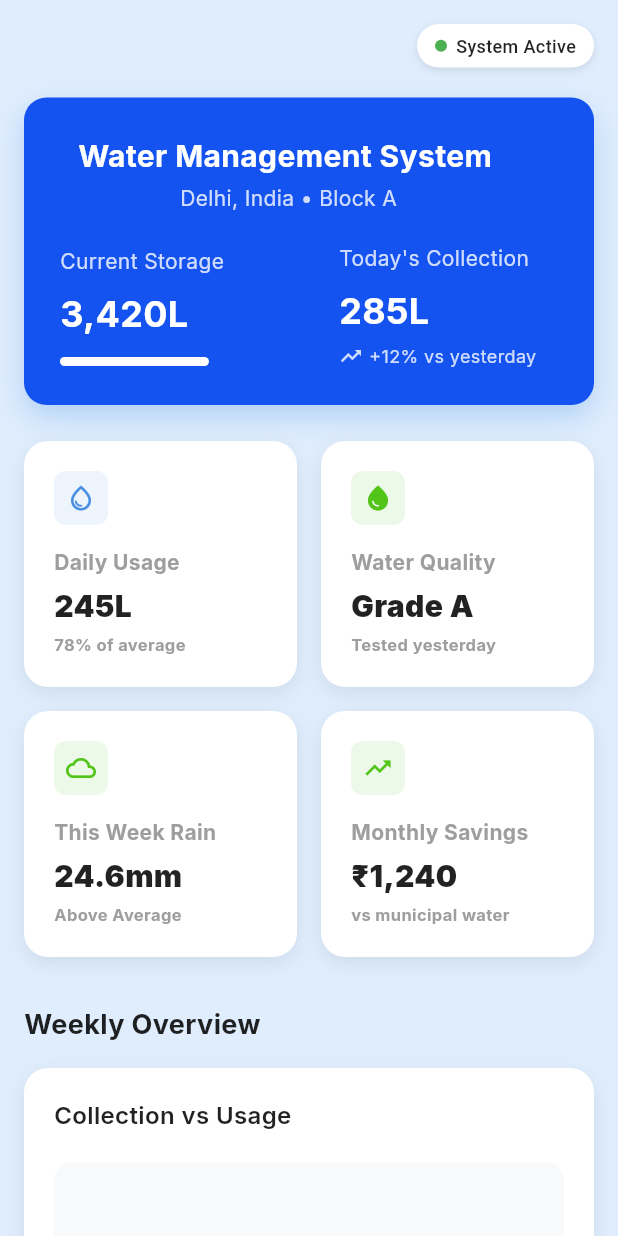
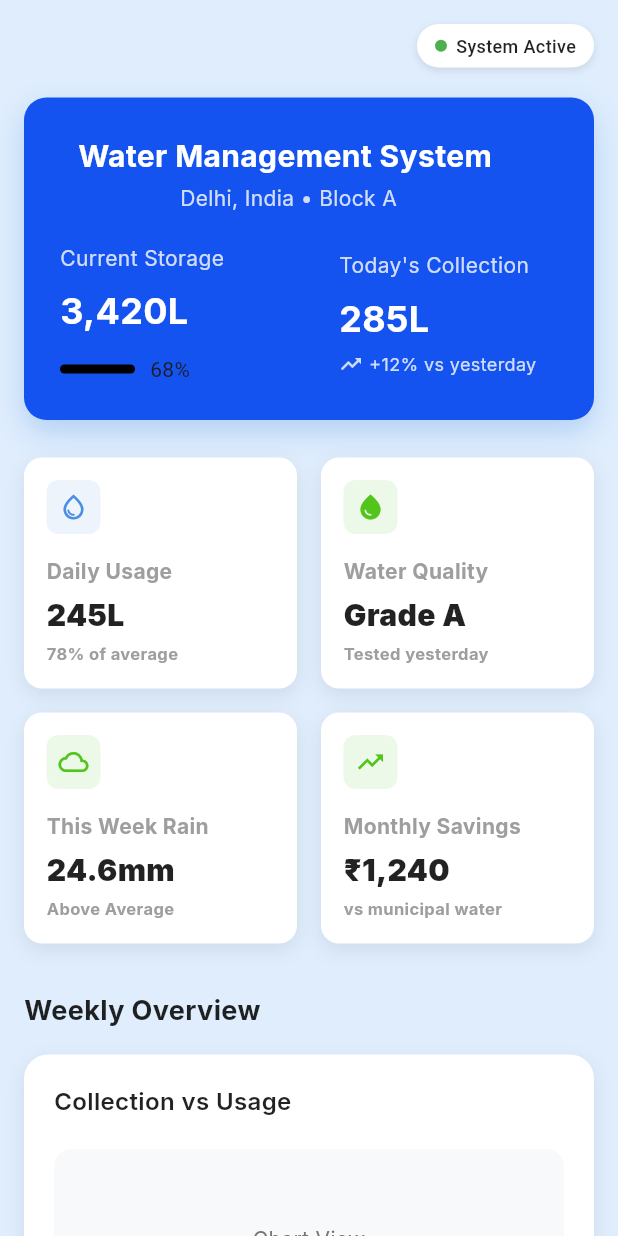
Before and after one commit to dhruvgoel3/Barkha.AI, a Flutter app: the screen it shows after launch, on a phone screen of 412 x 824 dp. Run offline on Flutter 3.47's test engine with Material 3 defaults, Android fonts, the phone set to English and light mode, and no system bars; our stand-ins replace google_fonts.

Commit message:
Starting with Barkha.AI

```diff
--- a/lib/view/report_screen.dart
+++ b/lib/view/report_screen.dart
@@ -129,22 +129,20 @@ class ReportScreen extends StatelessWidget {
                               ),
                               SizedBox(height: 12),
                               // Progress bar
-                              Container(
-                                height: 6,
-                                decoration: BoxDecoration(
-                                  color: Colors.white.withOpacity(0.3),
-                                  borderRadius: BorderRadius.circular(3),
-                                ),
-                                child: FractionallySizedBox(
-                                  alignment: Alignment.centerLeft,
-                                  widthFactor: 0.68,
-                                  child: Container(
+                              Row(
+                                children: [
+                                  Container(
+                                    height: 6,
+                                    width: 50,
                                     decoration: BoxDecoration(
-                                      color: Colors.white,
+                                      color: Colors.black,
                                       borderRadius: BorderRadius.circular(3),
                                     ),
                                   ),
-                                ),
+                                  SizedBox(width: 10,),
+                                  Text("68%")
+
+                                ],
                               ),
                             ],
                           ),
@@ -200,7 +198,7 @@ class ReportScreen extends StatelessWidget {
                 ),
               ),
 
-              SizedBox(height: 24),
+              SizedBox(height: 25),
 
               // Stats grid
               Row(
@@ -325,11 +323,13 @@ class ReportScreen extends StatelessWidget {
         ),
       ),
       // bottomNavigationBar: Container(
+      //   height: 50,
+      //   width: 150,
       //   margin: EdgeInsets.all(20),
       //   padding: EdgeInsets.symmetric(vertical: 12),
       //   decoration: BoxDecoration(
       //     color: Colors.white,
-      //     borderRadius: BorderRadius.circular(25),
+      //     borderRadius: BorderRadius.circular(50),
       //     boxShadow: [
       //       BoxShadow(
       //         color: Colors.black.withOpacity(0.1),
@@ -358,10 +358,10 @@ class ReportScreen extends StatelessWidget {
     required Color iconColor,
   }) {
     return Container(
-      padding: EdgeInsets.all(20),
+      padding: EdgeInsets.all(15),
       decoration: BoxDecoration(
         color: Colors.white,
-        borderRadius: BorderRadius.circular(16),
+        borderRadius: BorderRadius.circular(12),
         boxShadow: [
           BoxShadow(
             color: Colors.black.withOpacity(0.08),
@@ -402,7 +402,11 @@ class ReportScreen extends StatelessWidget {
           SizedBox(height: 4),
           Text(
             subtitle,
-            style: GoogleFonts.inter(fontSize: 11, color: Colors.grey , fontWeight: FontWeight.w700),
+            style: GoogleFonts.inter(
+              fontSize: 11,
+              color: Colors.grey,
+              fontWeight: FontWeight.w700,
+            ),
           ),
         ],
       ),
```
